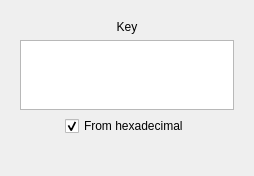
Old version of the form defaultplugins/baseplugins/confgui/xorwidget.ui in the repository nccgroup/pip3line.
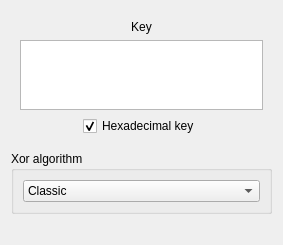
New version of the form.

Diff of the .ui file:
```diff
--- a/defaultplugins/baseplugins/confgui/xorwidget.ui
+++ b/defaultplugins/baseplugins/confgui/xorwidget.ui
@@ -15,8 +15,8 @@
    <rect>
     <x>0</x>
     <y>0</y>
-    <width>254</width>
-    <height>147</height>
+    <width>283</width>
+    <height>217</height>
    </rect>
   </property>
   <property name="windowTitle">
@@ -42,7 +42,7 @@
       <item alignment="Qt::AlignHCenter">
        <widget class="QCheckBox" name="fromHexcheckBox">
         <property name="text">
-         <string>From hexadecimal</string>
+         <string>Hexadecimal key</string>
         </property>
         <property name="checked">
          <bool>true</bool>
@@ -52,6 +52,34 @@
      </layout>
     </widget>
    </item>
+   <item>
+    <widget class="QGroupBox" name="typeGroupBox">
+     <property name="title">
+      <string>Xor algorithm</string>
+     </property>
+     <layout class="QVBoxLayout" name="verticalLayout_4">
+      <item>
+       <widget class="QComboBox" name="typeComboBox">
+        <item>
+         <property name="text">
+          <string>Classic</string>
+         </property>
+        </item>
+        <item>
+         <property name="text">
+          <string>Rolling using previous input</string>
+         </property>
+        </item>
+        <item>
+         <property name="text">
+          <string>Rolling using previous output</string>
+         </property>
+        </item>
+       </widget>
+      </item>
+     </layout>
+    </widget>
+   </item>
    <item>
     <widget class="QLabel" name="messageLabel">
      <property name="sizePolicy">
```
Left out of the diff: 4 changed lines with no effect on the pictures.
